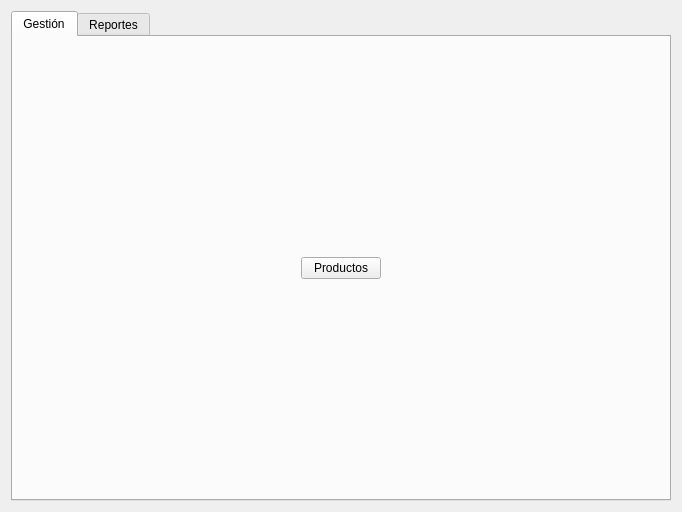
Old version of the form view/ui/main.ui in the repository R0land013/blue-pos.
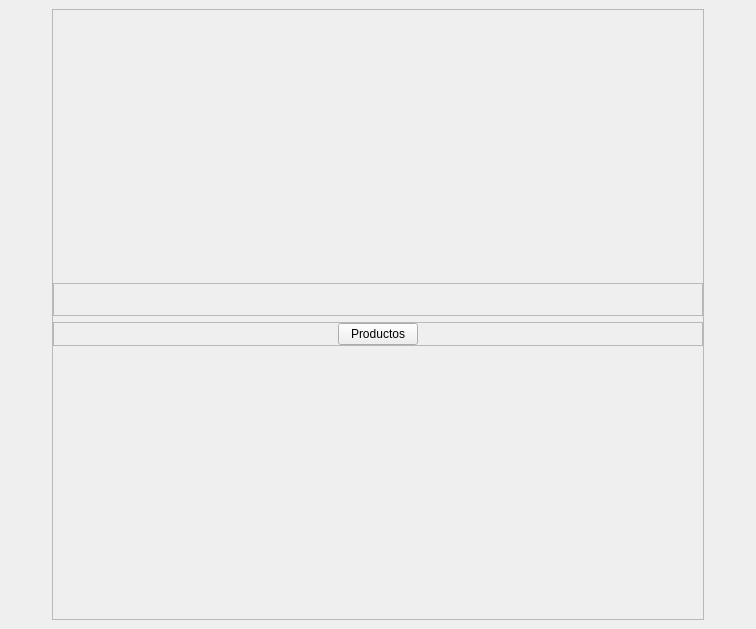
New version of the form. Icons and pictures are not drawn.

Commit message:
Style: Agragada navegación con botones animados entre la vista principal de gestión y la vista principal de reportes
	Agregada la imagen de la gestión de productos en la vista principal.

```diff
--- a/view/ui/main.ui
+++ b/view/ui/main.ui
@@ -6,47 +6,256 @@
    <rect>
     <x>0</x>
     <y>0</y>
-    <width>682</width>
-    <height>512</height>
+    <width>756</width>
+    <height>629</height>
    </rect>
   </property>
   <property name="windowTitle">
    <string>Blue POS</string>
   </property>
-  <layout class="QVBoxLayout" name="verticalLayout">
+  <layout class="QHBoxLayout" name="horizontalLayout">
+   <property name="leftMargin">
+    <number>30</number>
+   </property>
+   <property name="topMargin">
+    <number>0</number>
+   </property>
+   <property name="rightMargin">
+    <number>30</number>
+   </property>
+   <property name="bottomMargin">
+    <number>0</number>
+   </property>
    <item>
-    <widget class="QTabWidget" name="tab_widget">
-     <property name="tabShape">
-      <enum>QTabWidget::Rounded</enum>
+    <widget class="QLabel" name="previous_label">
+     <property name="sizePolicy">
+      <sizepolicy hsizetype="Maximum" vsizetype="Maximum">
+       <horstretch>0</horstretch>
+       <verstretch>0</verstretch>
+      </sizepolicy>
+     </property>
+     <property name="mouseTracking">
+      <bool>true</bool>
+     </property>
+     <property name="text">
+      <string/>
+     </property>
+     <property name="pixmap">
+      <pixmap>images/previous.png</pixmap>
+     </property>
+    </widget>
+   </item>
+   <item>
+    <widget class="QStackedWidget" name="stacked_widget">
+     <property name="mouseTracking">
+      <bool>true</bool>
      </property>
      <property name="currentIndex">
       <number>0</number>
      </property>
-     <widget class="QWidget" name="management_tab">
-      <attribute name="title">
-       <string>Gestión</string>
-      </attribute>
-      <layout class="QHBoxLayout" name="horizontalLayout">
+     <widget class="QWidget" name="management_widget">
+      <property name="mouseTracking">
+       <bool>true</bool>
+      </property>
+      <layout class="QHBoxLayout" name="horizontalLayout_5">
        <item>
-        <widget class="QPushButton" name="product_management_button">
-         <property name="sizePolicy">
-          <sizepolicy hsizetype="Maximum" vsizetype="Maximum">
-           <horstretch>0</horstretch>
-           <verstretch>0</verstretch>
-          </sizepolicy>
+        <widget class="QFrame" name="frame_3">
+         <property name="mouseTracking">
+          <bool>true</bool>
          </property>
-         <property name="text">
-          <string>Productos</string>
+         <property name="frameShape">
+          <enum>QFrame::StyledPanel</enum>
          </property>
+         <property name="frameShadow">
+          <enum>QFrame::Raised</enum>
+         </property>
+         <layout class="QVBoxLayout" name="verticalLayout">
+          <property name="leftMargin">
+           <number>0</number>
+          </property>
+          <property name="topMargin">
+           <number>0</number>
+          </property>
+          <property name="rightMargin">
+           <number>0</number>
+          </property>
+          <property name="bottomMargin">
+           <number>0</number>
+          </property>
+          <item>
+           <spacer name="verticalSpacer_2">
+            <property name="orientation">
+             <enum>Qt::Vertical</enum>
+            </property>
+            <property name="sizeHint" stdset="0">
+             <size>
+              <width>20</width>
+              <height>40</height>
+             </size>
+            </property>
+           </spacer>
+          </item>
+          <item>
+           <widget class="QFrame" name="frame_5">
+            <property name="mouseTracking">
+             <bool>true</bool>
+            </property>
+            <property name="frameShape">
+             <enum>QFrame::StyledPanel</enum>
+            </property>
+            <property name="frameShadow">
+             <enum>QFrame::Raised</enum>
+            </property>
+            <layout class="QHBoxLayout" name="horizontalLayout_4">
+             <property name="leftMargin">
+              <number>0</number>
+             </property>
+             <property name="topMargin">
+              <number>0</number>
+             </property>
+             <property name="rightMargin">
+              <number>0</number>
+             </property>
+             <property name="bottomMargin">
+              <number>11</number>
+             </property>
+             <item>
+              <spacer name="horizontalSpacer">
+               <property name="orientation">
+                <enum>Qt::Horizontal</enum>
+               </property>
+               <property name="sizeHint" stdset="0">
+                <size>
+                 <width>40</width>
+                 <height>20</height>
+                </size>
+               </property>
+              </spacer>
+             </item>
+             <item>
+              <widget class="QLabel" name="label_3">
+               <property name="sizePolicy">
+                <sizepolicy hsizetype="Maximum" vsizetype="Maximum">
+                 <horstretch>0</horstretch>
+                 <verstretch>0</verstretch>
+                </sizepolicy>
+               </property>
+               <property name="mouseTracking">
+                <bool>true</bool>
+               </property>
+               <property name="text">
+                <string/>
+               </property>
+               <property name="pixmap">
+                <pixmap>images/product.png</pixmap>
+               </property>
+              </widget>
+             </item>
+             <item>
+              <spacer name="horizontalSpacer_2">
+               <property name="orientation">
+                <enum>Qt::Horizontal</enum>
+               </property>
+               <property name="sizeHint" stdset="0">
+                <size>
+                 <width>40</width>
+                 <height>20</height>
+                </size>
+               </property>
+              </spacer>
+             </item>
+            </layout>
+           </widget>
+          </item>
+          <item>
+           <widget class="QFrame" name="frame_4">
+            <property name="mouseTracking">
+             <bool>true</bool>
+            </property>
+            <property name="frameShape">
+             <enum>QFrame::StyledPanel</enum>
+            </property>
+            <property name="frameShadow">
+             <enum>QFrame::Raised</enum>
+            </property>
+            <layout class="QHBoxLayout" name="horizontalLayout_6">
+             <property name="leftMargin">
+              <number>0</number>
+             </property>
+             <property name="topMargin">
+              <number>0</number>
+             </property>
+             <property name="rightMargin">
+              <number>0</number>
+             </property>
+             <property name="bottomMargin">
+              <number>0</number>
+             </property>
+             <item>
+              <spacer name="horizontalSpacer_3">
+               <property name="orientation">
+                <enum>Qt::Horizontal</enum>
+               </property>
+               <property name="sizeHint" stdset="0">
+                <size>
+                 <width>40</width>
+                 <height>20</height>
+                </size>
+               </property>
+              </spacer>
+             </item>
+             <item>
+              <widget class="QPushButton" name="product_management_button">
+               <property name="sizePolicy">
+                <sizepolicy hsizetype="Maximum" vsizetype="Maximum">
+                 <horstretch>0</horstretch>
+                 <verstretch>0</verstretch>
+                </sizepolicy>
+               </property>
+               <property name="mouseTracking">
+                <bool>true</bool>
+               </property>
+               <property name="text">
+                <string>Productos</string>
+               </property>
+              </widget>
+             </item>
+             <item>
+              <spacer name="horizontalSpacer_4">
+               <property name="orientation">
+                <enum>Qt::Horizontal</enum>
+               </property>
+               <property name="sizeHint" stdset="0">
+                <size>
+                 <width>40</width>
+                 <height>20</height>
+                </size>
+               </property>
+              </spacer>
+             </item>
+            </layout>
+           </widget>
+          </item>
+          <item>
+           <spacer name="verticalSpacer">
+            <property name="orientation">
+             <enum>Qt::Vertical</enum>
+            </property>
+            <property name="sizeHint" stdset="0">
+             <size>
+              <width>20</width>
+              <height>40</height>
+             </size>
+            </property>
+           </spacer>
+          </item>
+         </layout>
         </widget>
        </item>
       </layout>
      </widget>
-     <widget class="QWidget" name="report_tab">
-      <attribute name="title">
-       <string>Reportes</string>
-      </attribute>
-      <layout class="QVBoxLayout" name="verticalLayout_2">
+     <widget class="QWidget" name="reports_widget">
+      <layout class="QVBoxLayout" name="verticalLayout_5">
        <item>
         <widget class="QFrame" name="frame">
          <property name="frameShape">
@@ -140,6 +349,22 @@
      </widget>
     </widget>
    </item>
+   <item>
+    <widget class="QLabel" name="next_label">
+     <property name="sizePolicy">
+      <sizepolicy hsizetype="Maximum" vsizetype="Maximum">
+       <horstretch>0</horstretch>
+       <verstretch>0</verstretch>
+      </sizepolicy>
+     </property>
+     <property name="text">
+      <string/>
+     </property>
+     <property name="pixmap">
+      <pixmap>images/next.png</pixmap>
+     </property>
+    </widget>
+   </item>
   </layout>
  </widget>
  <resources/>
```
Left out of the diff: 48 changed lines with no effect on the pictures. The commit also changes 4 other files.
